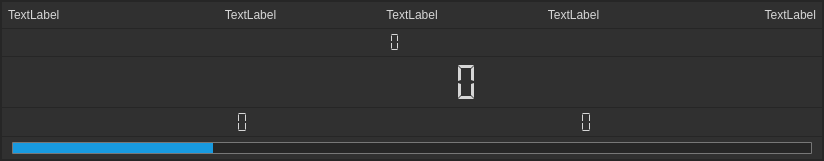
Above: LEO_sniffy/GUI/widgetdisplay.ui from jirik09/Sniffy before the change. Below: the same form after it.
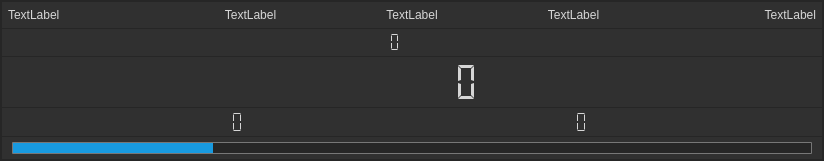
That is the form after the change.

Patch:
```diff
--- a/LEO_sniffy/GUI/widgetdisplay.ui
+++ b/LEO_sniffy/GUI/widgetdisplay.ui
@@ -496,13 +496,19 @@
               <property name="sizePolicy">
                <sizepolicy hsizetype="Expanding" vsizetype="Expanding">
                 <horstretch>0</horstretch>
-                <verstretch>0</verstretch>
+                <verstretch>10</verstretch>
                </sizepolicy>
               </property>
+              <property name="minimumSize">
+               <size>
+                <width>10</width>
+                <height>0</height>
+               </size>
+              </property>
               <property name="maximumSize">
                <size>
-                <width>35</width>
-                <height>35</height>
+                <width>25</width>
+                <height>25</height>
                </size>
               </property>
              </widget>
@@ -537,13 +543,19 @@
               <property name="sizePolicy">
                <sizepolicy hsizetype="Expanding" vsizetype="Expanding">
                 <horstretch>0</horstretch>
-                <verstretch>0</verstretch>
+                <verstretch>10</verstretch>
                </sizepolicy>
               </property>
+              <property name="minimumSize">
+               <size>
+                <width>10</width>
+                <height>0</height>
+               </size>
+              </property>
               <property name="maximumSize">
                <size>
-                <width>35</width>
-                <height>35</height>
+                <width>25</width>
+                <height>25</height>
                </size>
               </property>
              </widget>
```
